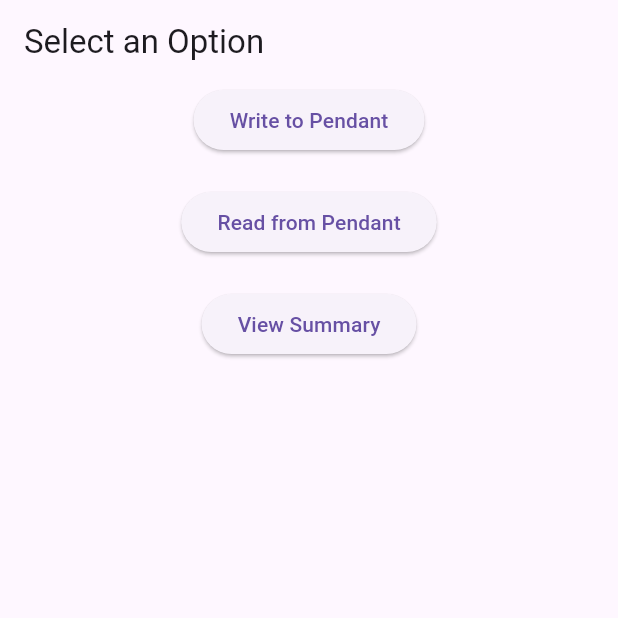
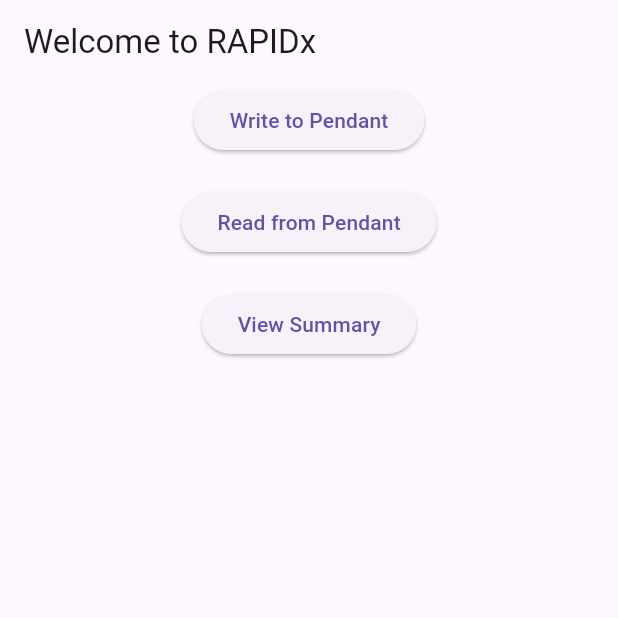
Before and after one commit to vayala-04/Varsha_url_qr-code, a Flutter app: the screen it shows after launch, on a phone screen of 412 x 824 dp, the top half of it. Run offline on Flutter 3.47's test engine with Material 3 defaults, Android fonts, the light colour scheme and no system bars; our stand-ins replace cloud_firestore, firebase_core, qr_flutter, shared_preferences; missing offline and left inert: nfc_manager; accounts and stored records are empty.

Commit message:
Update main.dart

```diff
--- a/lib/main.dart
+++ b/lib/main.dart
@@ -127,7 +127,7 @@ class SecondScreenState extends State<SecondScreen> {
   Widget build(BuildContext context) {
     return Scaffold(
       appBar: AppBar(
-        title: const Text('Select an Option'),
+        title: const Text('Welcome to RAPIDx'),
       ),
       body: Center(
         child: Column(
```
